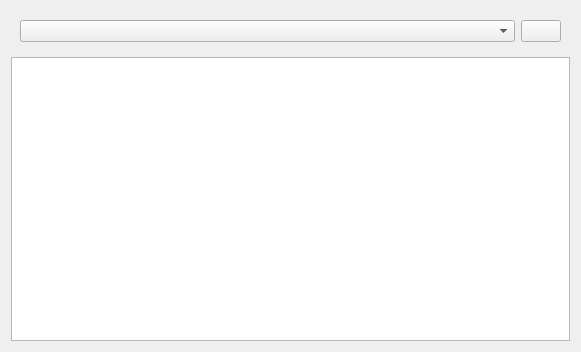
CCOMJHC/rqt_udp_bridge, file src/udp_bridge_plugin.ui: the form before one commit.
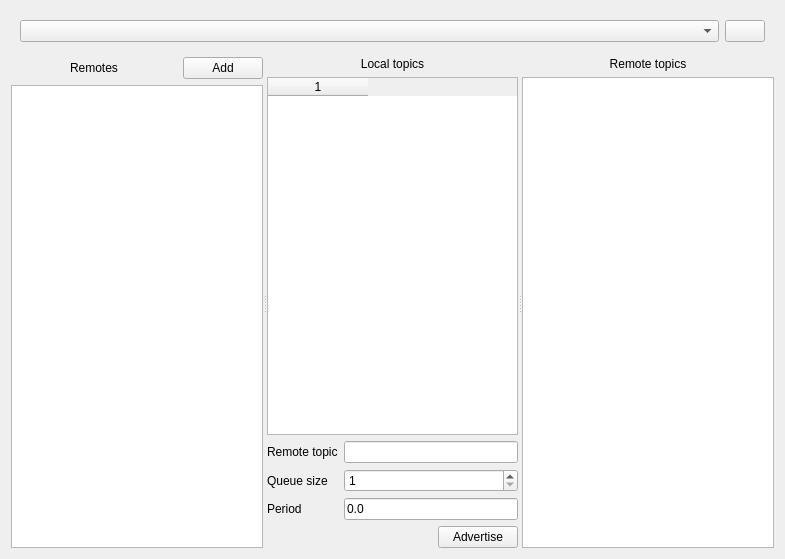
The form after the commit. Icons and pictures are not drawn.

```diff
--- a/src/udp_bridge_plugin.ui
+++ b/src/udp_bridge_plugin.ui
@@ -6,8 +6,8 @@
    <rect>
     <x>0</x>
     <y>0</y>
-    <width>581</width>
-    <height>352</height>
+    <width>785</width>
+    <height>559</height>
    </rect>
   </property>
   <property name="windowTitle">
@@ -51,7 +51,178 @@
     </widget>
    </item>
    <item>
-    <widget class="QListWidget" name="remotesListWidget"/>
+    <widget class="QSplitter" name="mainSplitter">
+     <property name="sizePolicy">
+      <sizepolicy hsizetype="Expanding" vsizetype="Preferred">
+       <horstretch>0</horstretch>
+       <verstretch>1</verstretch>
+      </sizepolicy>
+     </property>
+     <property name="orientation">
+      <enum>Qt::Horizontal</enum>
+     </property>
+     <widget class="QWidget" name="layoutWidget">
+      <layout class="QVBoxLayout" name="remotesVerticalLayout">
+       <item>
+        <layout class="QHBoxLayout" name="remotesHeaderHorizontalLayout">
+         <item>
+          <widget class="QLabel" name="remotesLabel">
+           <property name="sizePolicy">
+            <sizepolicy hsizetype="Preferred" vsizetype="Preferred">
+             <horstretch>1</horstretch>
+             <verstretch>0</verstretch>
+            </sizepolicy>
+           </property>
+           <property name="text">
+            <string>Remotes</string>
+           </property>
+           <property name="alignment">
+            <set>Qt::AlignCenter</set>
+           </property>
+          </widget>
+         </item>
+         <item>
+          <widget class="QPushButton" name="addRemotePushButton">
+           <property name="text">
+            <string>Add</string>
+           </property>
+          </widget>
+         </item>
+        </layout>
+       </item>
+       <item>
+        <widget class="QListWidget" name="remotesListWidget"/>
+       </item>
+      </layout>
+     </widget>
+     <widget class="QWidget" name="layoutWidget">
+      <layout class="QVBoxLayout" name="localTopicsVerticalLayout">
+       <item>
+        <widget class="QLabel" name="localTopicsLabel">
+         <property name="text">
+          <string>Local topics</string>
+         </property>
+         <property name="alignment">
+          <set>Qt::AlignCenter</set>
+         </property>
+        </widget>
+       </item>
+       <item>
+        <widget class="QTableWidget" name="localTopicsTableWidget">
+         <property name="selectionMode">
+          <enum>QAbstractItemView::SingleSelection</enum>
+         </property>
+         <property name="selectionBehavior">
+          <enum>QAbstractItemView::SelectRows</enum>
+         </property>
+         <property name="rowCount">
+          <number>0</number>
+         </property>
+         <property name="columnCount">
+          <number>1</number>
+         </property>
+         <attribute name="verticalHeaderVisible">
+          <bool>false</bool>
+         </attribute>
+         <column/>
+        </widget>
+       </item>
+       <item>
+        <layout class="QFormLayout" name="advertiseFormLayout">
+         <item row="0" column="0">
+          <widget class="QLabel" name="advertiseRemoteTopicLabel">
+           <property name="text">
+            <string>Remote topic</string>
+           </property>
+          </widget>
+         </item>
+         <item row="0" column="1">
+          <widget class="QLineEdit" name="advertiseRemoteTopicLineEdit">
+           <property name="toolTip">
+            <string>Defaults to local topic name</string>
+           </property>
+          </widget>
+         </item>
+         <item row="1" column="0">
+          <widget class="QLabel" name="advertiseQueueSizeLabel">
+           <property name="text">
+            <string>Queue size</string>
+           </property>
+          </widget>
+         </item>
+         <item row="1" column="1">
+          <widget class="QSpinBox" name="advertiseQueueSizeSpinBox">
+           <property name="minimum">
+            <number>1</number>
+           </property>
+           <property name="maximum">
+            <number>1000</number>
+           </property>
+          </widget>
+         </item>
+         <item row="2" column="0">
+          <widget class="QLabel" name="advertisePeriodLabel">
+           <property name="text">
+            <string>Period</string>
+           </property>
+          </widget>
+         </item>
+         <item row="2" column="1">
+          <widget class="QLineEdit" name="advertisePeriodLineEdit">
+           <property name="toolTip">
+            <string>Period in seconds between sent messages if possitive, send all message if 0, or don't send any messages if negative</string>
+           </property>
+           <property name="text">
+            <string>0.0</string>
+           </property>
+          </widget>
+         </item>
+        </layout>
+       </item>
+       <item>
+        <layout class="QHBoxLayout" name="advertisePushButtonHorizontalLayout">
+         <item>
+          <spacer name="advertisePushButtonHorizontalSpacer">
+           <property name="orientation">
+            <enum>Qt::Horizontal</enum>
+           </property>
+           <property name="sizeHint" stdset="0">
+            <size>
+             <width>40</width>
+             <height>20</height>
+            </size>
+           </property>
+          </spacer>
+         </item>
+         <item>
+          <widget class="QPushButton" name="advertisePushButton">
+           <property name="text">
+            <string>Advertise</string>
+           </property>
+          </widget>
+         </item>
+        </layout>
+       </item>
+      </layout>
+     </widget>
+     <widget class="QWidget" name="layoutWidget">
+      <layout class="QVBoxLayout" name="remoteTopicsVerticalLayout">
+       <item>
+        <widget class="QLabel" name="remoteTopicsLabel">
+         <property name="text">
+          <string>Remote topics</string>
+         </property>
+         <property name="alignment">
+          <set>Qt::AlignCenter</set>
+         </property>
+        </widget>
+       </item>
+       <item>
+        <widget class="QTableWidget" name="remoteTopicsTableWidget"/>
+       </item>
+      </layout>
+     </widget>
+    </widget>
    </item>
   </layout>
  </widget>
```
Left out of the diff: 4 changed lines with no effect on the pictures.
